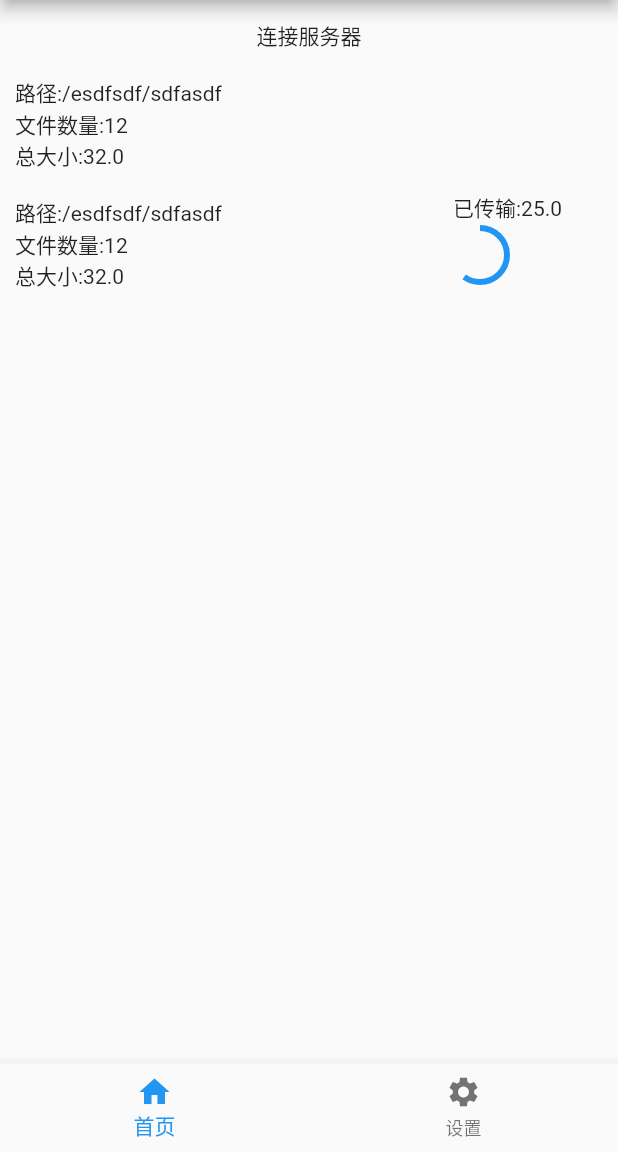
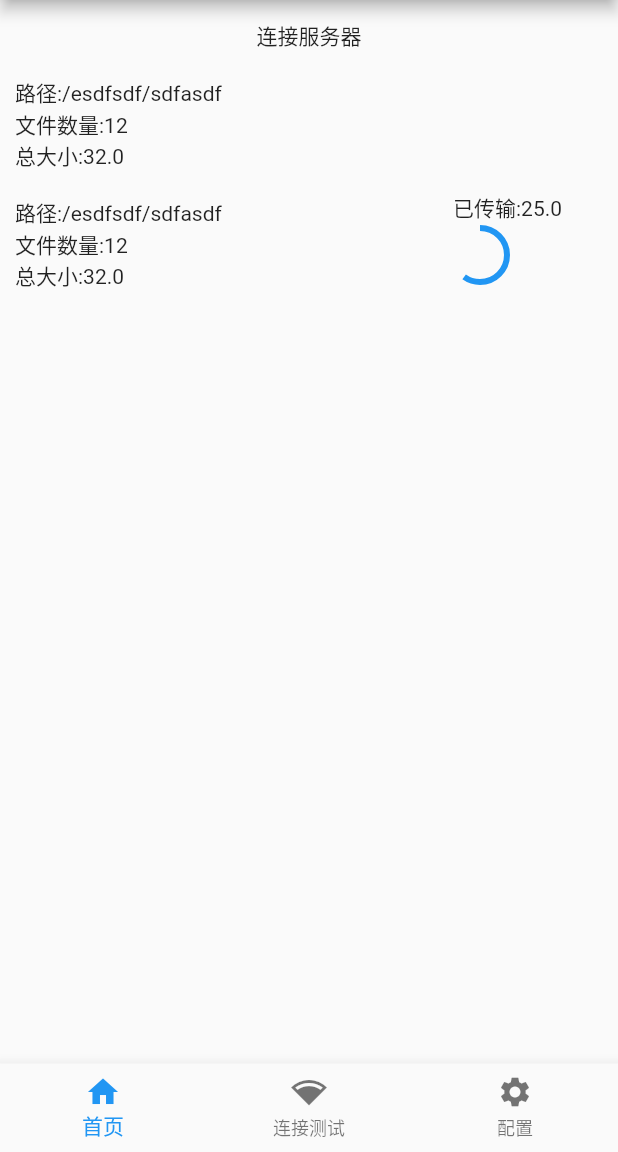
Before and after one commit to liyue3068/file-mover, a Flutter app: the screen it shows after launch, on a phone screen of 412 x 824 dp, the part 84-1236 px from its top. Run offline on Flutter 3.47's test engine with Material 2 defaults, Android fonts, the phone set to English and light mode, and no system bars; our stand-ins replace permission_handler, tuple; missing offline and left inert: dart:ffi, dart_numerics, filesystem_picker; generated files the repository leaves out were written again.

Commit message:
20200721

```diff
--- a/lib/index-page.dart
+++ b/lib/index-page.dart
@@ -1,5 +1,7 @@
 import 'dart:io';
 
+import 'package:file_mover/server-config.widget.dart';
+import 'package:file_mover/udpClient.dart';
 import 'package:flutter/material.dart';
 import 'package:flutter/widgets.dart';
 import 'package:provider/provider.dart';
@@ -21,6 +23,13 @@ class _IndexPageState extends State<IndexPage>
 
   Stream<FileSystemEntity> _fileEntities;
   List<Uri> _fileUris;
+  UdpClient udpClient = UdpClient();
+
+  @override
+  void initState() {
+    // TODO: implement initState
+    super.initState();
+  }
 
   @override
   Widget build(BuildContext context) {
@@ -31,55 +40,16 @@ class _IndexPageState extends State<IndexPage>
           onPressed: () async {
             var currentState = StateNetworkInfo();
             await currentState.init();
-
+            if (currentState == null) return;
+            // currentState.init();
             var a = await showDialog(
               context: context,
-              child: StatefulBuilder(
-                builder: (context, innerSetState) {
-                  print('mark');
-                  return SimpleDialog(
-                    title: Text('选择服务器'),
-                    children: <Widget>[
-                      DropdownButton(
-                        items: currentState.currentNetworkInterfaces
-                            .map(
-                              (e) => DropdownMenuItem(
-                                child: Text(e.name),
-                                value: e.index,
-                              ),
-                            )
-                            .toList(),
-                        onChanged: (int value) {
-                          print('onChanged:' + value.toString());
-                          innerSetState(() {
-                            currentState
-                                .currentSelectedIndexOfNetworkInterface = value;
-                          });
-                        },
-                        value:
-                            currentState.currentSelectedIndexOfNetworkInterface,
-                        underline: SizedBox.shrink(),
-                      ),
-                      DropdownButton(
-                        items: currentState.currentIPAddressList
-                            .map(
-                              (e) => DropdownMenuItem(
-                                child: Text(e.address),
-                                value: e.address,
-                              ),
-                            )
-                            .toList(),
-                        onChanged: (value) {
-                          currentState.currentSelectedIpAddress = value;
-                        },
-                        value: currentState.currentSelectedIpAddress,
-                        underline: SizedBox.shrink(),
-                      ),
-                    ],
-                  );
-                },
-              ),
+              child: ServerConfigWidget(),
             );
+            if (a != null) {
+              await udpClient.init(a);
+              udpClient.findServer();
+            }
           },
           child: Text('连接服务器'),
         ),
@@ -199,37 +169,3 @@ class TransmissionStatus extends ChangeNotifier {
     this.notifyListeners();
   }
 }
-
-class StateNetworkInfo {
-  List<NetworkInterface> _currentNetworkInterfaces;
-  List<NetworkInterface> get currentNetworkInterfaces =>
-      _currentNetworkInterfaces;
-
-  Future<void> init() async {
-    _currentNetworkInterfaces = await NetworkInterface.list();
-    currentSelectedIndexOfNetworkInterface = _currentNetworkInterfaces[0].index;
-  }
-
-  String currentSelectedIpAddress;
-  // String get currentSelectedIpAddress => _currentSelectedIpAddress;
-  // set currentSelectedIpAddress(String value) {
-  //   _currentSelectedIpAddress = value;
-  // }
-
-  List<InternetAddress> _currentIPAddressList;
-  List<InternetAddress> get currentIPAddressList => _currentIPAddressList;
-  set currentIPAddressList(List<InternetAddress> value) {
-    _currentIPAddressList = value;
-    currentSelectedIpAddress = currentIPAddressList[0].address;
-  }
-
-  int _currentSelectedIndexOfNetworkInterface;
-  int get currentSelectedIndexOfNetworkInterface =>
-      _currentSelectedIndexOfNetworkInterface;
-  set currentSelectedIndexOfNetworkInterface(int value) {
-    _currentSelectedIndexOfNetworkInterface = value;
-    currentIPAddressList = _currentNetworkInterfaces
-        .singleWhere((element) => element.index == value)
-        .addresses;
-  }
-}
--- a/lib/main.dart
+++ b/lib/main.dart
@@ -1,8 +1,11 @@
+import 'package:file_mover/connection-test.page.dart';
 import 'package:file_mover/index-page.dart';
+import 'package:file_mover/server-config.widget.dart';
 import 'package:file_mover/settings-page.dart';
 import 'package:file_mover/state/settings-state.dart';
 import 'package:flutter/material.dart';
 import 'package:provider/provider.dart';
+import 'package:tuple/tuple.dart';
 
 class MainWidget extends StatelessWidget {
   static const String _title = '文件传输器';
@@ -18,8 +21,6 @@ class HomeWidget extends StatefulWidget {
 }
 
 class _HomeWidgetState extends State<HomeWidget> {
-  int _currentSelectedPageIndex = 0;
-
   @override
   Widget build(BuildContext context) {
     print('build _HomeWidgetState');
@@ -39,10 +40,20 @@ class _CustomTabBarState extends State<CustomTabBar>
   int _currentSelectedPageIndex = 0;
   TabController _tabController;
 
+  List<Tuple3<String, Widget, IconData>> _pages;
+  _CustomTabBarState() {
+    _pages = [
+      Tuple3<String, Widget, IconData>('首页', IndexPage(), Icons.home),
+      Tuple3<String, Widget, IconData>(
+          '连接测试', ConnectionTestPage(), Icons.network_wifi),
+      Tuple3<String, Widget, IconData>('配置', SettingsPage(), Icons.settings),
+    ];
+  }
+
   @override
   void initState() {
     super.initState();
-    _tabController = TabController(length: 2, vsync: this);
+    _tabController = TabController(length: _pages.length, vsync: this);
     _tabController.addListener(() {
       if (_currentSelectedPageIndex == _tabController.index) return;
       setState(() {
@@ -64,16 +75,14 @@ class _CustomTabBarState extends State<CustomTabBar>
         title: Text('2333'),
       ),
       bottomNavigationBar: BottomNavigationBar(
-        items: [
-          BottomNavigationBarItem(
-            icon: Icon(Icons.home),
-            title: Text('首页'),
-          ),
-          BottomNavigationBarItem(
-            icon: Icon(Icons.settings),
-            title: Text('设置'),
-          )
-        ],
+        items: _pages
+            .map(
+              (e) => BottomNavigationBarItem(
+                icon: Icon(e.item3),
+                title: Text(e.item1),
+              ),
+            )
+            .toList(),
         onTap: (value) {
           if (value == _currentSelectedPageIndex) return;
           setState(() {
@@ -84,10 +93,11 @@ class _CustomTabBarState extends State<CustomTabBar>
         currentIndex: _currentSelectedPageIndex,
       ),
       body: TabBarView(
-        children: [
-          IndexPage(),
-          SettingsPage(),
-        ],
+        children: _pages
+            .map(
+              (e) => e.item2,
+            )
+            .toList(),
         controller: _tabController,
       ),
     );
@@ -97,9 +107,6 @@ class _CustomTabBarState extends State<CustomTabBar>
 void main() {
   runApp(new MultiProvider(
     providers: [
-      Provider(
-        create: (_) => CustomTabBarState(),
-      ),
       ListenableProvider(
         create: (context) {
           print('Created SettingsState');
@@ -108,9 +115,13 @@ void main() {
           return settingsState;
         },
       ),
+      FutureProvider<StateNetworkInfo>(
+        create: (context) {
+          var result = StateNetworkInfo();
+          return result.init();
+        },
+      ),
     ],
     child: MainWidget(),
   ));
 }
-
-class CustomTabBarState extends ChangeNotifier {}
--- a/lib/models/global-settings.dart
+++ b/lib/models/global-settings.dart
@@ -4,8 +4,8 @@ part 'global-settings.g.dart';
 
 @JsonSerializable()
 class GlobalSettings extends Object {
-  @JsonKey(name: 'paths')
   List<String> paths;
+  String serverPort;
 
   GlobalSettings(
     this.paths,
--- a/pubspec.yaml
+++ b/pubspec.yaml
@@ -29,6 +29,7 @@ dependencies:
   provider: ^4.1.3
   filesystem_picker: ^1.0.0
   json_annotation: ^3.0.0
+  tuple: ^1.0.3
 
   # The following adds the Cupertino Icons font to your application.
   # Use with the CupertinoIcons class for iOS style icons.
```
Also changed, not shown: lib/connection-test.page.dart (added, +161 -0 lines), lib/server-config.widget.dart (added, +109 -0 lines), lib/transmission/transmission.dart (deleted, +0 -19 lines), lib/transmission/transmission.service.dart (added, +52 -0 lines), lib/udpClient.dart (+25 -4 lines), lib/models/global-settings.g.dart, pubspec.lock, 1 other file.
